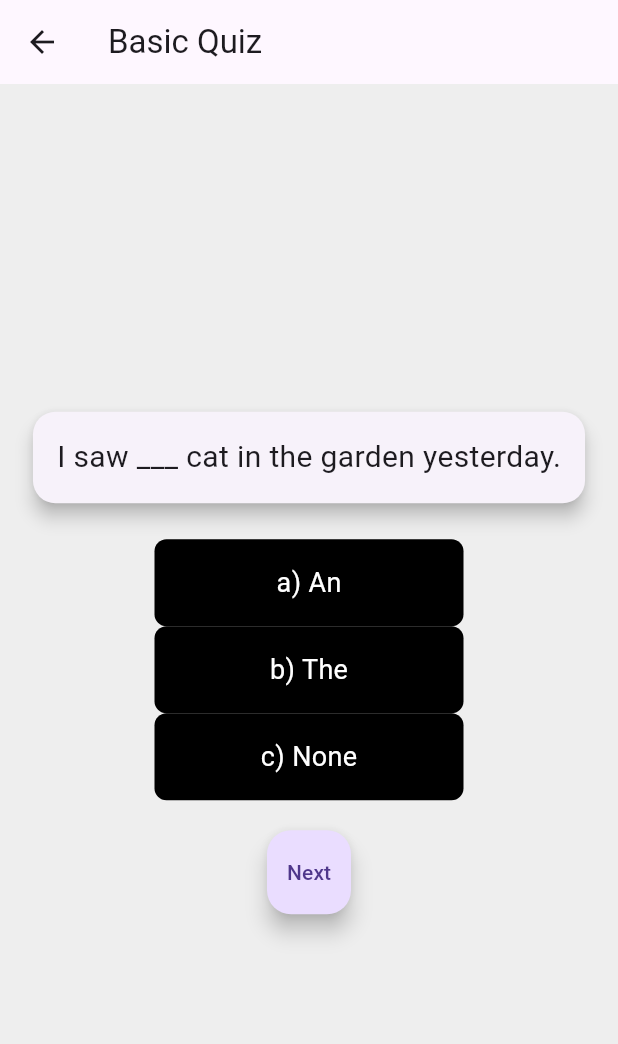
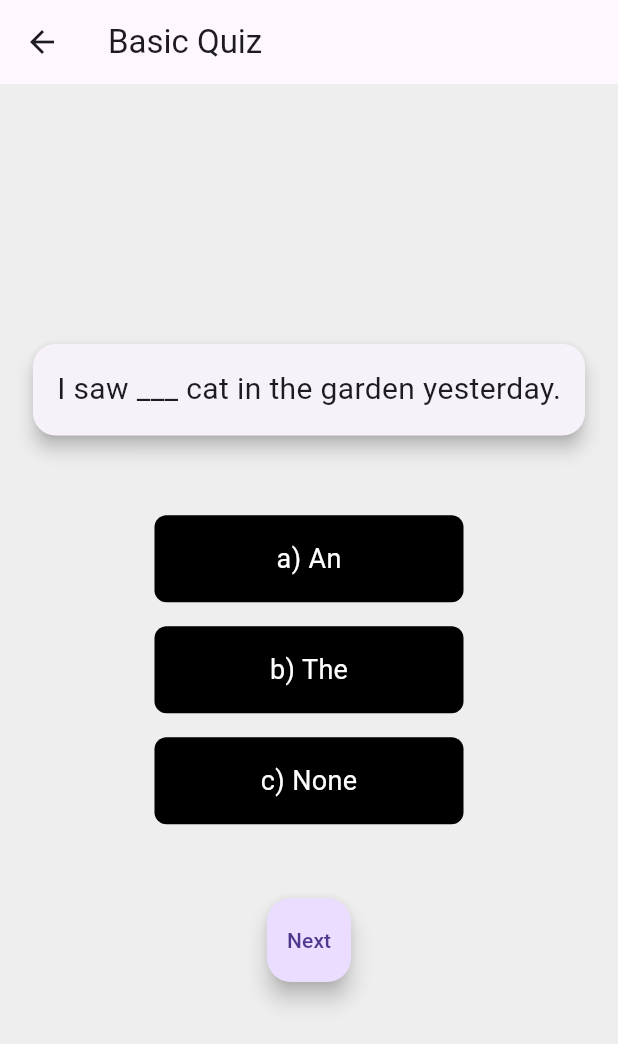
Before and after one commit to Hassan9865/English-Learning-App, a Flutter app: the BasicQuizView screen opened by its route, on a phone screen of 412 x 824 dp. Shown: the top 1044 px of the screen. Run offline on Flutter 3.47's test engine with Material 3 defaults, Android fonts, the phone set to English and light mode, and no system bars; our stand-ins replace persistent_bottom_nav_bar, stacked, stacked_services, stacked_shared.

Commit message:
asic quiz

```diff
--- a/lib/view/Quiz/basic_quiz/basic_quiz_view.dart
+++ b/lib/view/Quiz/basic_quiz/basic_quiz_view.dart
@@ -40,11 +40,13 @@ class BasicQuizView extends StatelessWidget {
                     ),
                   ),
                 ),
-                const SizedBox(height: 20),
+                SizedBox(height: MediaQuery.of(context).size.height / 20),
 
                 // Option buttons
                 for (int i = 0; i < 3; i++)
-                  OptionButton(
+                  Padding(
+                    padding: const EdgeInsets.all(8.0),
+                    child: OptionButton(
                       text: i == 0
                           ? currentQuiz.option1
                           : i == 1
@@ -67,8 +69,9 @@ class BasicQuizView extends StatelessWidget {
                               viewModel.selectOption(i, correctAnswerIndex);
                             },
                     ),
+                  ),
 
-                const SizedBox(height: 20),
+                SizedBox(height: MediaQuery.of(context).size.height / 20),
 
                 // Next button to move to the next question
                 FloatingActionButton(
```
Lines whose indentation alone changed are shown as unchanged.
